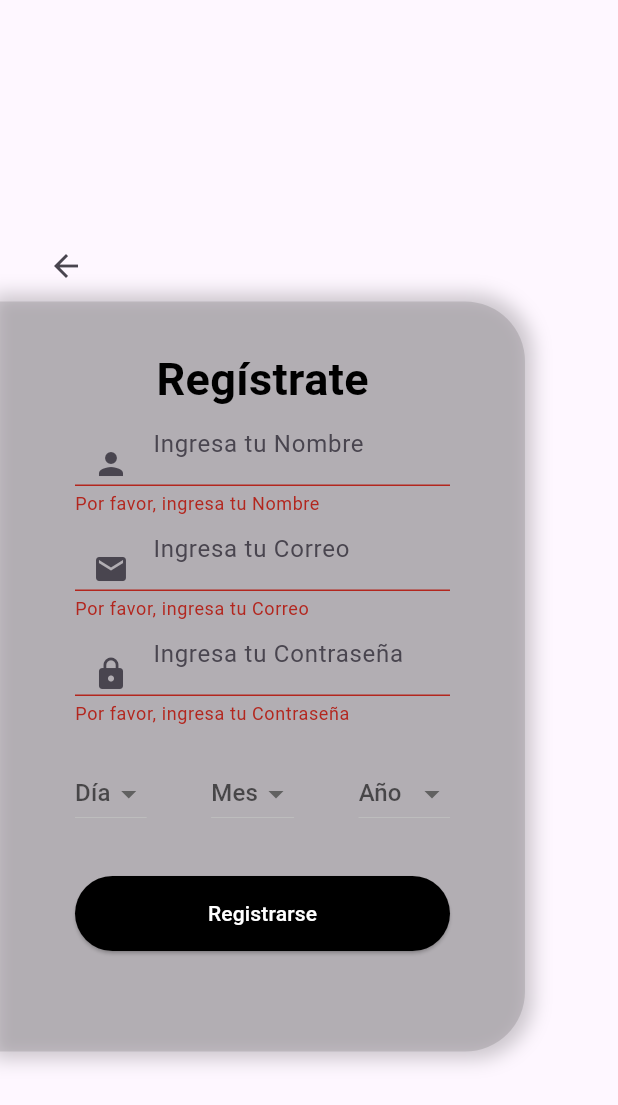
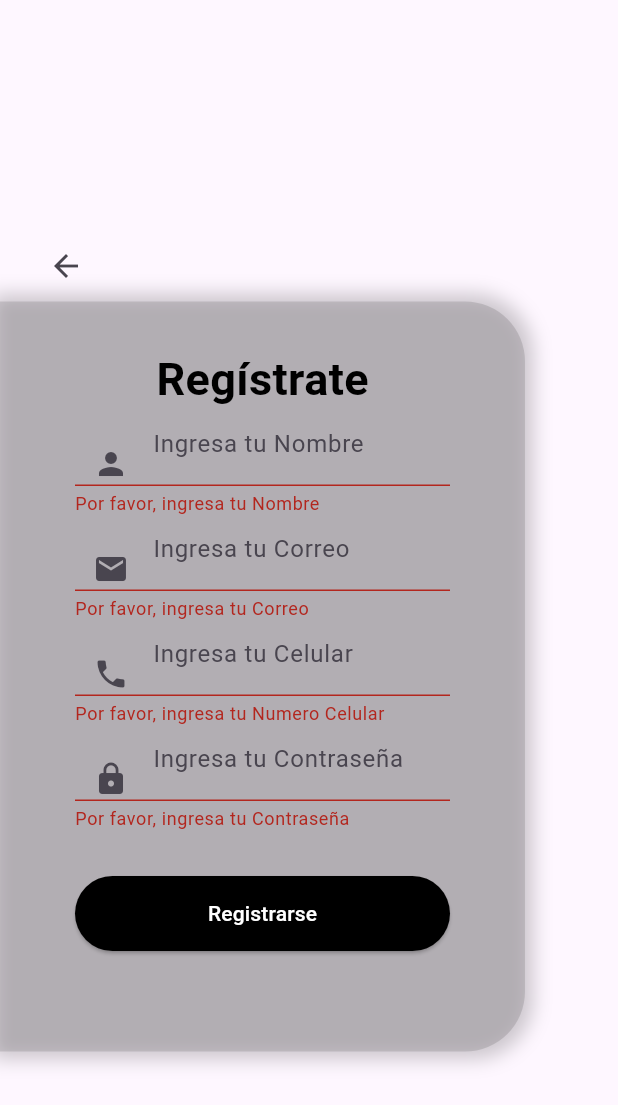
Before and after one commit to angelHerreraP/List_App, a Flutter app: the RegisterScreen screen opened directly, after a tap on "Registrarse", on a phone screen of 412 x 824 dp. Shown: the top 1105 px of the screen. Run offline on Flutter 3.47's test engine with Material 3 defaults, Android fonts, the phone set to English and light mode, and no system bars.

Commit message:
visualmente completo login y register.dart

```diff
--- a/meddi/lib/Presentation/Auth/register.dart
+++ b/meddi/lib/Presentation/Auth/register.dart
@@ -11,17 +11,8 @@ class _RegisterScreenState extends State<RegisterScreen> {
   final _formKey = GlobalKey<FormState>();
   final TextEditingController _nameController = TextEditingController();
   final TextEditingController _emailController = TextEditingController();
+  final TextEditingController _phoneController = TextEditingController();
   final TextEditingController _passwordController = TextEditingController();
-  String? selectedDay;
-  String? selectedMonth;
-  String? selectedYear;
-
-  final List<String> days =
-      List.generate(31, (index) => (index + 1).toString());
-  final List<String> months =
-      List.generate(12, (index) => (index + 1).toString());
-  final List<String> years =
-      List.generate(101, (index) => (2023 - index).toString());
 
   @override
   Widget build(BuildContext context) {
@@ -120,6 +111,31 @@ class _RegisterScreenState extends State<RegisterScreen> {
                       ),
                     ),
                   ),
+
+                  //Text Space para el celular
+                  Container(
+                    width: 250,
+                    height: 50,
+                    margin: const EdgeInsets.only(top: 20),
+                    child: Center(
+                      child: TextFormField(
+                        controller: _passwordController,
+                        decoration: const InputDecoration(
+                          hintText: 'Ingresa tu Celular',
+                          prefixIcon: Icon(
+                            Icons.phone,
+                          ),
+                        ),
+                        obscureText: true,
+                        validator: (value) {
+                          if (value == null || value.isEmpty) {
+                            return 'Por favor, ingresa tu Numero Celular';
+                          }
+                          return null;
+                        },
+                      ),
+                    ),
+                  ),
                   Container(
                     width: 250,
                     height: 50,
@@ -141,62 +157,6 @@ class _RegisterScreenState extends State<RegisterScreen> {
                           return null;
                         },
                       ),
-                    ),
-                  ),
-                  // Dropdown para día, mes y año
-                  Container(
-                    width: 250,
-                    height: 50,
-                    margin: const EdgeInsets.only(top: 20),
-                    child: Row(
-                      mainAxisAlignment: MainAxisAlignment.spaceBetween,
-                      children: [
-                        DropdownButton<String>(
-                          value: selectedDay,
-                          hint: const Text('Día'),
-                          items: days.map((String day) {
-                            return DropdownMenuItem<String>(
-                              value: day,
-                              child: Text(day),
-                            );
-                          }).toList(),
-                          onChanged: (String? newValue) {
-                            setState(() {
-                              selectedDay = newValue!;
-                            });
-                          },
-                        ),
-                        DropdownButton<String>(
-                          value: selectedMonth,
-                          hint: const Text('Mes'),
-                          items: months.map((String month) {
-                            return DropdownMenuItem<String>(
-                              value: month,
-                              child: Text(month),
-                            );
-                          }).toList(),
-                          onChanged: (String? newValue) {
-                            setState(() {
-                              selectedMonth = newValue!;
-                            });
-                          },
-                        ),
-                        DropdownButton<String>(
-                          value: selectedYear,
-                          hint: const Text('Año'),
-                          items: years.map((String year) {
-                            return DropdownMenuItem<String>(
-                              value: year,
-                              child: Text(year),
-                            );
-                          }).toList(),
-                          onChanged: (String? newValue) {
-                            setState(() {
-                              selectedYear = newValue!;
-                            });
-                          },
-                        ),
-                      ],
                     ),
                   ),
                   // Botón para registrarse
```
Also changed, not shown: meddi/lib/Presentation/Auth/login.dart (+44 -47 lines).
